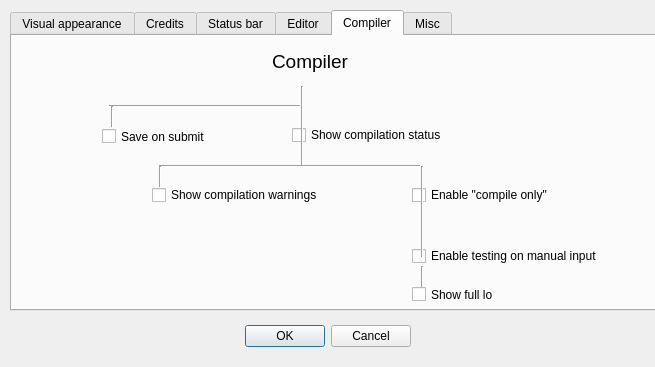
First picture: the form in shopdialog.ui, repository ppershing/ksp-editor, before the edit.
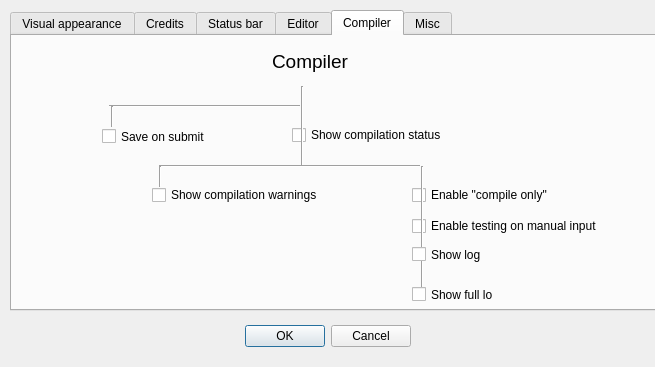
Second picture: the form after the edit. The open tabs and pages were chosen to show the change.

Commit message: compile only, task statement not selectable, show log/show full log

The edit to the form file:
```diff
--- a/shopdialog.ui
+++ b/shopdialog.ui
@@ -818,7 +818,7 @@
      <property name="geometry">
       <rect>
        <x>400</x>
-       <y>210</y>
+       <y>180</y>
        <width>211</width>
        <height>20</height>
       </rect>
@@ -890,7 +890,7 @@
        <x>400</x>
        <y>130</y>
        <width>21</width>
-       <height>91</height>
+       <height>121</height>
       </rect>
      </property>
      <property name="orientation">
@@ -949,17 +949,17 @@
       <string>Show full log</string>
      </property>
     </widget>
-    <widget class="Line" name="line_15">
+    <widget class="QCheckBox" name="checkBoxShowLog">
      <property name="geometry">
       <rect>
        <x>400</x>
-       <y>230</y>
-       <width>20</width>
-       <height>21</height>
+       <y>210</y>
+       <width>70</width>
+       <height>17</height>
       </rect>
      </property>
-     <property name="orientation">
-      <enum>Qt::Vertical</enum>
+     <property name="text">
+      <string>Show log</string>
      </property>
     </widget>
    </widget>
```
Left out of the diff: 2 changed lines with no effect on the pictures. The commit also changes 5 other files.
